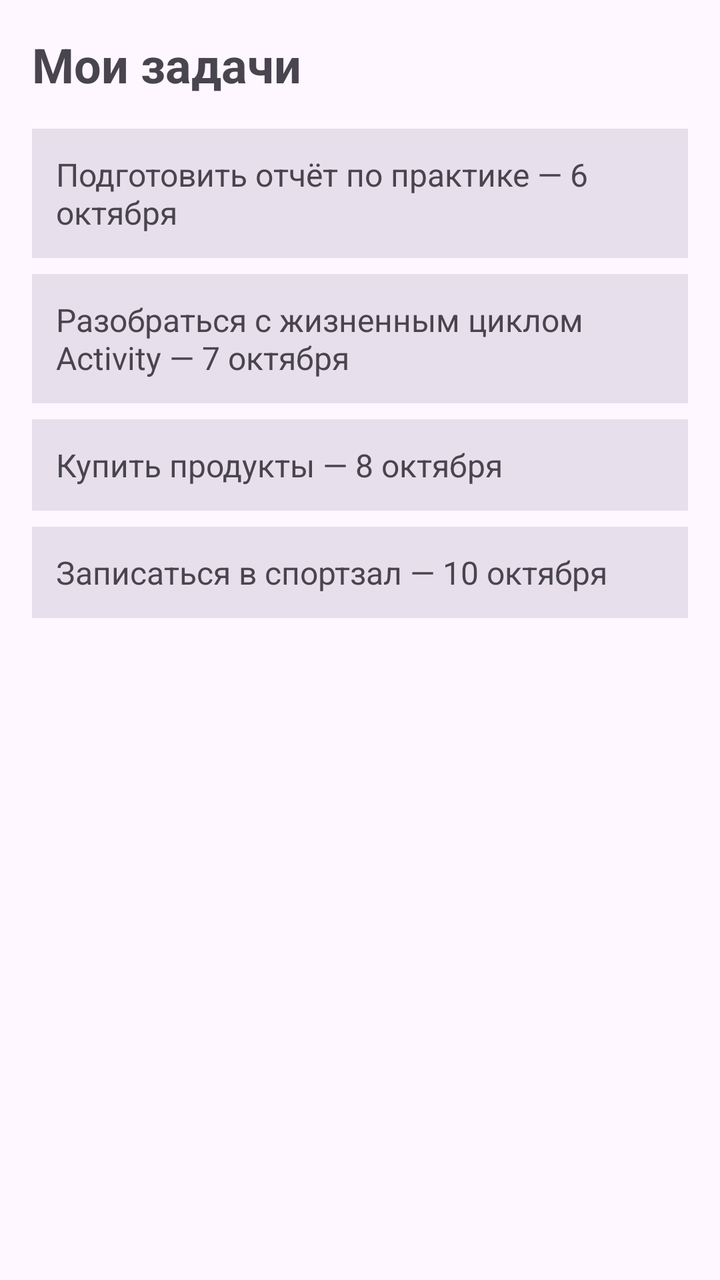
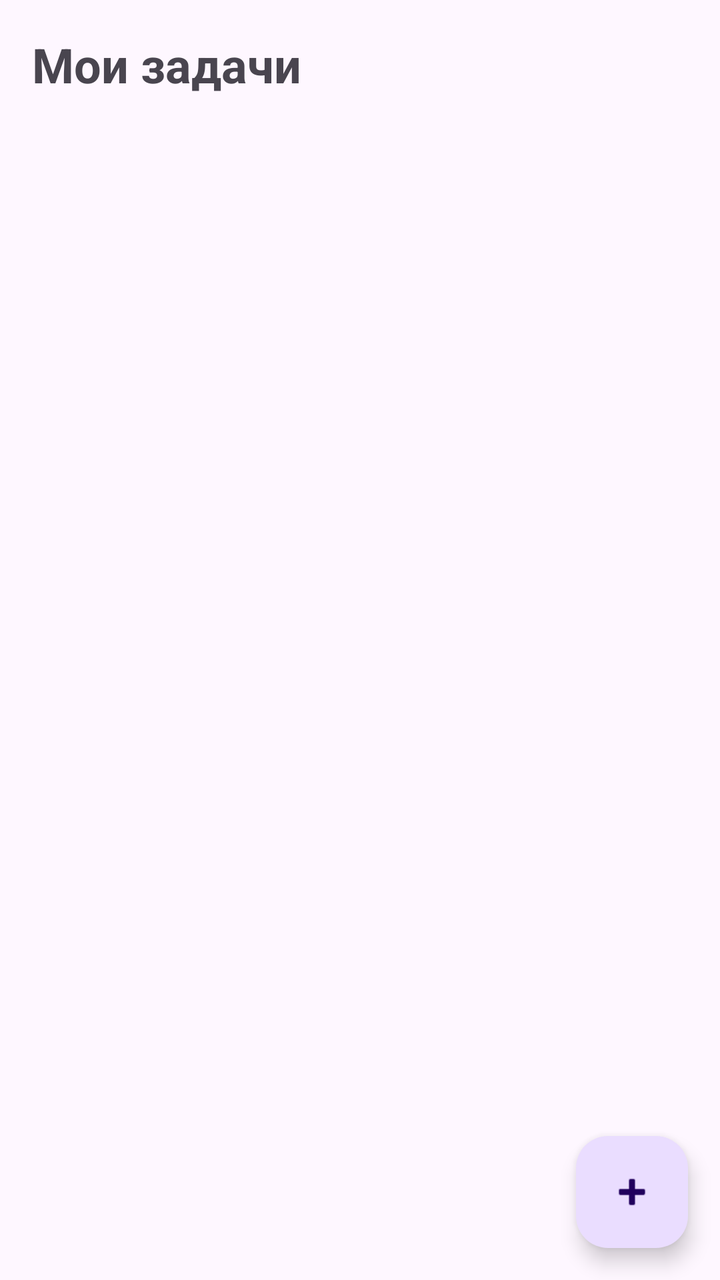

Screens rendered from an Android XML layout before and after an edit, with the pre-edit source and the edit as a unified diff.
<!-- AndroidManifest.xml: application theme Theme.TaskCalendarForTksu -->
<!-- res/layout/activity_main.xml -->
<?xml version="1.0" encoding="utf-8"?>
<androidx.constraintlayout.widget.ConstraintLayout xmlns:android="http://schemas.android.com/apk/res/android"
    xmlns:app="http://schemas.android.com/apk/res-auto"
    android:id="@+id/main"
    android:layout_width="match_parent"
    android:layout_height="match_parent">

    <TextView
        android:id="@+id/tvHeader"
        android:layout_width="wrap_content"
        android:layout_height="wrap_content"
        android:layout_marginStart="16dp"
        android:layout_marginTop="16dp"
        android:text="@string/header_tasks"
        android:textSize="24sp"
        android:textStyle="bold"
        app:layout_constraintStart_toStartOf="parent"
        app:layout_constraintTop_toTopOf="parent" />

    <TextView
        android:id="@+id/tvTask1"
        android:layout_width="0dp"
        android:layout_height="wrap_content"
        android:layout_marginHorizontal="16dp"
        android:layout_marginTop="16dp"
        android:background="?attr/colorSurfaceVariant"
        android:padding="12dp"
        android:text="@string/task_1"
        android:textColor="?attr/colorOnSurfaceVariant"
        android:textSize="16sp"
        app:layout_constraintEnd_toEndOf="parent"
        app:layout_constraintStart_toStartOf="parent"
        app:layout_constraintTop_toBottomOf="@id/tvHeader" />

    <TextView
        android:id="@+id/tvTask2"
        android:layout_width="0dp"
        android:layout_height="wrap_content"
        android:layout_marginHorizontal="16dp"
        android:layout_marginTop="8dp"
        android:background="?attr/colorSurfaceVariant"
        android:padding="12dp"
        android:text="@string/task_2"
        android:textColor="?attr/colorOnSurfaceVariant"
        android:textSize="16sp"
        app:layout_constraintEnd_toEndOf="parent"
        app:layout_constraintStart_toStartOf="parent"
        app:layout_constraintTop_toBottomOf="@id/tvTask1" />

    <TextView
        android:id="@+id/tvTask3"
        android:layout_width="0dp"
        android:layout_height="wrap_content"
        android:layout_marginHorizontal="16dp"
        android:layout_marginTop="8dp"
        android:background="?attr/colorSurfaceVariant"
        android:padding="12dp"
        android:text="@string/task_3"
        android:textColor="?attr/colorOnSurfaceVariant"
        android:textSize="16sp"
        app:layout_constraintEnd_toEndOf="parent"
        app:layout_constraintStart_toStartOf="parent"
        app:layout_constraintTop_toBottomOf="@id/tvTask2" />

    <TextView
        android:id="@+id/tvTask4"
        android:layout_width="0dp"
        android:layout_height="wrap_content"
        android:layout_marginHorizontal="16dp"
        android:layout_marginTop="8dp"
        android:background="?attr/colorSurfaceVariant"
        android:padding="12dp"
        android:text="@string/task_4"
        android:textColor="?attr/colorOnSurfaceVariant"
        android:textSize="16sp"
        app:layout_constraintEnd_toEndOf="parent"
        app:layout_constraintStart_toStartOf="parent"
        app:layout_constraintTop_toBottomOf="@id/tvTask3" />

</androidx.constraintlayout.widget.ConstraintLayout>
<!-- resources referenced by this layout -->
<resources>
  <string name="header_tasks">Мои задачи</string>
  <string name="task_1">Подготовить отчёт по практике — 6 октября</string>
  <string name="task_2">Разобраться с жизненным циклом Activity — 7 октября</string>
  <string name="task_3">Купить продукты — 8 октября</string>
  <string name="task_4">Записаться в спортзал — 10 октября</string>
  <style name="Theme.TaskCalendarForTksu" parent="Base.Theme.TaskCalendarForTksu" />
  <style name="Base.Theme.TaskCalendarForTksu" parent="Theme.Material3.DayNight.NoActionBar">
          
          
      </style>
</resources>

<!-- the commit's change to res/layout/activity_main.xml (unified diff, before → after) -->
@@ -17,64 +17,26 @@
         app:layout_constraintStart_toStartOf="parent"
         app:layout_constraintTop_toTopOf="parent" />
 
-    <TextView
-        android:id="@+id/tvTask1"
+    <androidx.recyclerview.widget.RecyclerView
+        android:id="@+id/rvTasks"
         android:layout_width="0dp"
-        android:layout_height="wrap_content"
-        android:layout_marginHorizontal="16dp"
-        android:layout_marginTop="16dp"
-        android:background="?attr/colorSurfaceVariant"
-        android:padding="12dp"
-        android:text="@string/task_1"
-        android:textColor="?attr/colorOnSurfaceVariant"
-        android:textSize="16sp"
+        android:layout_height="0dp"
+        android:layout_marginTop="8dp"
+        android:clipToPadding="false"
+        android:paddingBottom="88dp"
+        app:layout_constraintBottom_toBottomOf="parent"
         app:layout_constraintEnd_toEndOf="parent"
         app:layout_constraintStart_toStartOf="parent"
         app:layout_constraintTop_toBottomOf="@id/tvHeader" />
 
-    <TextView
-        android:id="@+id/tvTask2"
-        android:layout_width="0dp"
+    <com.google.android.material.floatingactionbutton.FloatingActionButton
+        android:id="@+id/fabAdd"
+        android:layout_width="wrap_content"
         android:layout_height="wrap_content"
-        android:layout_marginHorizontal="16dp"
-        android:layout_marginTop="8dp"
-        android:background="?attr/colorSurfaceVariant"
-        android:padding="12dp"
-        android:text="@string/task_2"
-        android:textColor="?attr/colorOnSurfaceVariant"
-        android:textSize="16sp"
+        android:layout_margin="16dp"
+        android:contentDescription="@string/add_task"
+        app:layout_constraintBottom_toBottomOf="parent"
         app:layout_constraintEnd_toEndOf="parent"
-        app:layout_constraintStart_toStartOf="parent"
-        app:layout_constraintTop_toBottomOf="@id/tvTask1" />
-
-    <TextView
-        android:id="@+id/tvTask3"
-        android:layout_width="0dp"
-        android:layout_height="wrap_content"
-        android:layout_marginHorizontal="16dp"
-        android:layout_marginTop="8dp"
-        android:background="?attr/colorSurfaceVariant"
-        android:padding="12dp"
-        android:text="@string/task_3"
-        android:textColor="?attr/colorOnSurfaceVariant"
-        android:textSize="16sp"
-        app:layout_constraintEnd_toEndOf="parent"
-        app:layout_constraintStart_toStartOf="parent"
-        app:layout_constraintTop_toBottomOf="@id/tvTask2" />
-
-    <TextView
-        android:id="@+id/tvTask4"
-        android:layout_width="0dp"
-        android:layout_height="wrap_content"
-        android:layout_marginHorizontal="16dp"
-        android:layout_marginTop="8dp"
-        android:background="?attr/colorSurfaceVariant"
-        android:padding="12dp"
-        android:text="@string/task_4"
-        android:textColor="?attr/colorOnSurfaceVariant"
-        android:textSize="16sp"
-        app:layout_constraintEnd_toEndOf="parent"
-        app:layout_constraintStart_toStartOf="parent"
-        app:layout_constraintTop_toBottomOf="@id/tvTask3" />
+        app:srcCompat="@android:drawable/ic_input_add" />
 
 </androidx.constraintlayout.widget.ConstraintLayout>
<!-- resource entries referenced after the edit -->
@@ -1,10 +1,7 @@
 <!-- resources referenced by this layout -->
 <resources>
+  <string name="add_task">Добавить задачу</string>
   <string name="header_tasks">Мои задачи</string>
-  <string name="task_1">Подготовить отчёт по практике — 6 октября</string>
-  <string name="task_2">Разобраться с жизненным циклом Activity — 7 октября</string>
-  <string name="task_3">Купить продукты — 8 октября</string>
-  <string name="task_4">Записаться в спортзал — 10 октября</string>
   <style name="Theme.TaskCalendarForTksu" parent="Base.Theme.TaskCalendarForTksu" />
   <style name="Base.Theme.TaskCalendarForTksu" parent="Theme.Material3.DayNight.NoActionBar">
           
